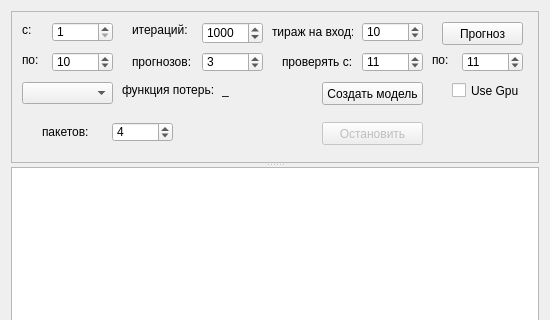
This is plugins/kerasnet.ui in Igor-san/Pythotron as Qt 5 draws it before an edit; both pictures show x 0 to 550 and y 0 to 320 of the 550 by 569 pixel window. The edited form follows.
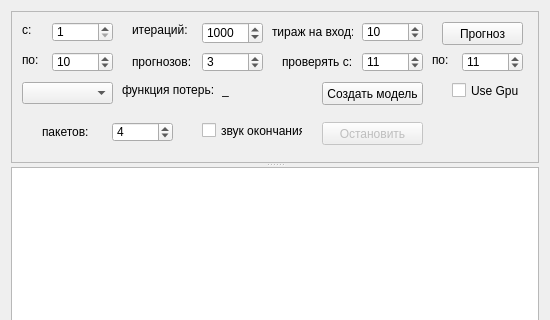
This is the edited form.

What changed in the file:
```diff
--- a/plugins/kerasnet.ui
+++ b/plugins/kerasnet.ui
@@ -403,6 +403,22 @@
          <string>Use Gpu</string>
         </property>
        </widget>
+       <widget class="QCheckBox" name="checkBoxWavOnEnd">
+        <property name="geometry">
+         <rect>
+          <x>190</x>
+          <y>110</y>
+          <width>101</width>
+          <height>17</height>
+         </rect>
+        </property>
+        <property name="statusTip">
+         <string>wav файл задается в настройках</string>
+        </property>
+        <property name="text">
+         <string>звук окончания</string>
+        </property>
+       </widget>
       </widget>
      </widget>
      <widget class="QPlainTextEdit" name="plainTextEdit">
```
